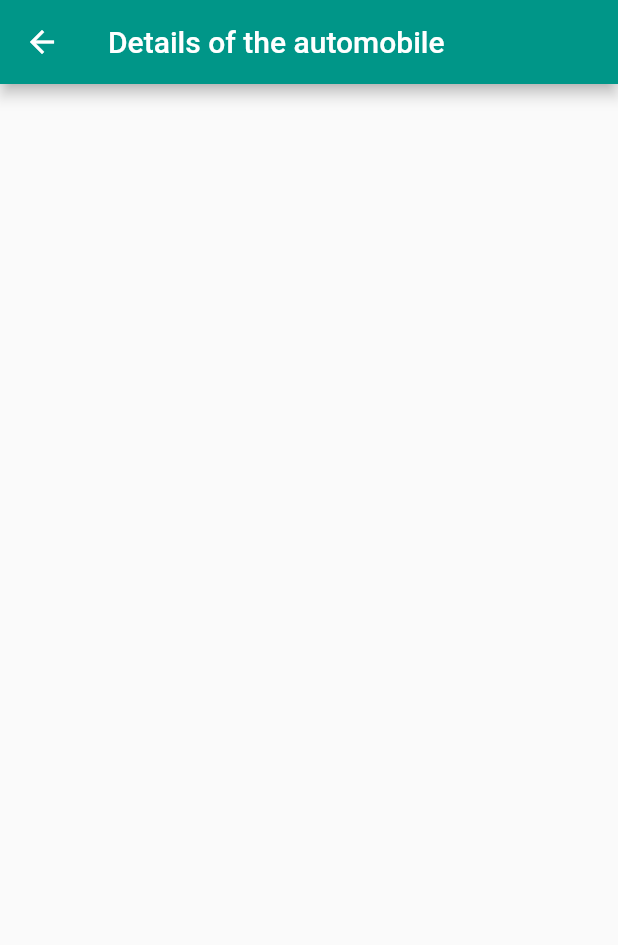
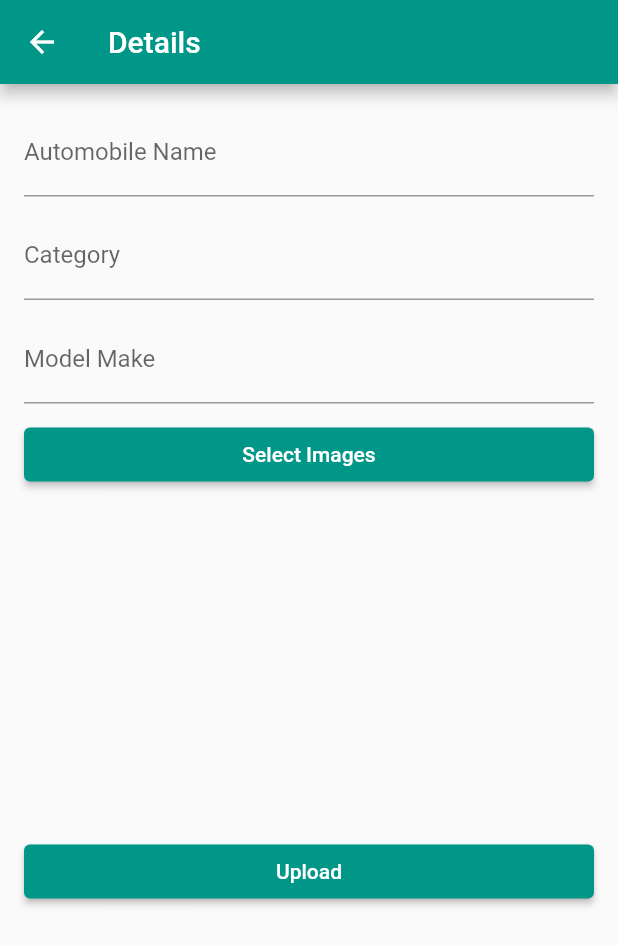
Before and after one commit to abdullahawan123/Renting-Automobile-Flutter-Application, a Flutter app: the BO_HomePage screen opened directly, after a tap on the "arrow forward" icon, on a phone screen of 412 x 824 dp. Shown: the top 945 px of the screen. Run offline on Flutter 3.47's test engine with Material 2 defaults, Android fonts, the light colour scheme and no system bars; drawn by our look-alikes of carousel_slider; our stand-ins replace animated_text_kit, cloud_firestore, firebase_auth, firebase_core, firebase_storage, fluttertoast and 2 more; accounts and stored records are empty; project files that could hold a hidden picture were left out.

Commit message:
error occured in bo details file image can't be uploaded

```diff
--- a/lib/UI/BO_Screens/BO_Details.dart
+++ b/lib/UI/BO_Screens/BO_Details.dart
@@ -1,18 +1,186 @@
+import 'dart:io';
 import 'package:flutter/material.dart';
+import 'package:image_picker/image_picker.dart';
+import 'package:firebase_storage/firebase_storage.dart';
+import 'package:cloud_firestore/cloud_firestore.dart';
+import 'package:path/path.dart' as path;
+import 'package:carousel_slider/carousel_slider.dart';
 
 class BO_Details extends StatefulWidget {
-  const BO_Details({Key? key}) : super(key: key);
-
   @override
-  State<BO_Details> createState() => _BO_DetailsState();
+  _BO_DetailsState createState() => _BO_DetailsState();
 }
 
 class _BO_DetailsState extends State<BO_Details> {
+  List<File> _selectedImages = [];
+  List<Widget> _imageWidgets = [];
+  final TextEditingController _nameController = TextEditingController();
+  final TextEditingController _categoryController = TextEditingController();
+  final TextEditingController _modelMakeController = TextEditingController();
+
+  void successMessage(){
+    showDialog(
+      context: context,
+      builder: (BuildContext context) {
+        return AlertDialog(
+          title: const Text('Success'),
+          content: const Text('Automobile details uploaded successfully.'),
+          actions: [
+            TextButton(
+              child: const Text('OK'),
+              onPressed: () {
+                Navigator.of(context).pop();
+              },
+            ),
+          ],
+        );
+      },
+    );
+  }
+
+  Future<void> _uploadData() async {
+    // Validate form fields
+    if (_selectedImages.isEmpty ||
+        _nameController.text.isEmpty ||
+        _categoryController.text.isEmpty ||
+        _modelMakeController.text.isEmpty) {
+      showDialog(
+        context: context,
+        builder: (BuildContext context) {
+          return AlertDialog(
+            title: const Text('Error'),
+            content: const Text('Please fill in all fields and select at least one image.'),
+            actions: [
+              TextButton(
+                child: const Text('OK'),
+                onPressed: () {
+                  Navigator.of(context).pop();
+                },
+              ),
+            ],
+          );
+        },
+      );
+      return;
+    }
+
+    try {
+      List<String> imageUrls = [];
+
+      // Upload images to Firebase Storage
+      for (File imageFile in _selectedImages) {
+        String imageName = path.basename(imageFile.path);
+        Reference storageRef = FirebaseStorage.instance.ref().child(imageName);
+        UploadTask uploadTask = storageRef.putFile(imageFile);
+        TaskSnapshot storageSnapshot = await uploadTask.whenComplete(() => null);
+        String imageUrl = await storageSnapshot.ref.getDownloadURL();
+        imageUrls.add(imageUrl);
+      }
+
+      // Upload automobile details and image URLs to Firestore
+      FirebaseFirestore firestore = FirebaseFirestore.instance;
+      CollectionReference automobilesRef = firestore.collection('automobiles');
+      await automobilesRef.add({
+        'image_urls': imageUrls,
+        'name': _nameController.text,
+        'category': _categoryController.text,
+        'model_make': _modelMakeController.text,
+      });
+
+      // Show success dialog
+      successMessage();
+
+      // Clear form fields
+      _selectedImages.clear();
+      _nameController.clear();
+      _categoryController.clear();
+      _modelMakeController.clear();
+
+
+    } catch (error) {
+      showDialog(
+        context: context,
+        builder: (BuildContext context) {
+          return AlertDialog(
+            title: const Text('Error'),
+            content: const Text('An error occurred.'),
+            actions: [
+              TextButton(
+                child: const Text('OK'),
+                onPressed: () {
+                  Navigator.of(context).pop();
+                },
+              ),
+            ],
+          );
+        },
+      );
+    }
+  }
+
+  Future<void> _pickImages() async {
+    final ImagePicker picker = ImagePicker();
+    final List<XFile> images = await picker.pickMultiImage();
+
+    setState(() {
+      _selectedImages = images.map((XFile image) => File(image.path)).toList();
+      _imageWidgets = _selectedImages
+          .map((File image) => Image.file(
+        image,
+        width: 150,
+        height: 150,
+        fit: BoxFit.cover,
+      ))
+          .toList();
+    });
+  }
+
   @override
   Widget build(BuildContext context) {
     return Scaffold(
       appBar: AppBar(
-        title: Text("Details of the automobile"),
+        title: const Text('Details'),
+      ),
+      body: SafeArea(
+        child: Padding(
+          padding: const EdgeInsets.all(16.0),
+          child: ListView(
+            children: [
+              TextField(
+                controller: _nameController,
+                decoration: const InputDecoration(labelText: 'Automobile Name'),
+              ),
+              const SizedBox(height: 10),
+              TextField(
+                controller: _categoryController,
+                decoration: const InputDecoration(labelText: 'Category'),
+              ),
+              const SizedBox(height: 10),
+              TextField(
+                controller: _modelMakeController,
+                decoration: const InputDecoration(labelText: 'Model Make'),
+              ),
+              const SizedBox(height: 10),
+              ElevatedButton(
+                onPressed: _pickImages,
+                child: const Text('Select Images'),
+              ),
+              const SizedBox(height: 10),
+              CarouselSlider(
+                options: CarouselOptions(
+                  height: 200,
+                  enableInfiniteScroll: false,
+                ),
+                items: _imageWidgets,
+              ),
+              const SizedBox(height: 20),
+              ElevatedButton(
+                onPressed: _uploadData,
+                child: const Text('Upload'),
+              ),
+            ],
+          ),
+        ),
       ),
     );
   }
--- a/lib/UI/BO_Screens/BO_HomePage.dart
+++ b/lib/UI/BO_Screens/BO_HomePage.dart
@@ -67,7 +67,7 @@ class _BO_HomePageState extends State<BO_HomePage> with SingleTickerProviderStat
                   onPressed: () {
                     Navigator.push(
                       context,
-                      MaterialPageRoute(builder: (context) => const BO_Details()),
+                      MaterialPageRoute(builder: (context) => BO_Details()),
                     );
                   },
                   child: const Icon(Icons.arrow_forward),
--- a/pubspec.yaml
+++ b/pubspec.yaml
@@ -44,7 +44,7 @@ dependencies:
   flutter_spinkit: ^5.1.0
   animated_text_kit: ^4.2.2
   shared_preferences: ^2.1.0
-  flutter_carousel_slider: ^1.1.0
+  carousel_slider: ^4.2.1
   image_picker: ^0.8.7+5
 
 
```
Also changed, not shown: pubspec.lock.
